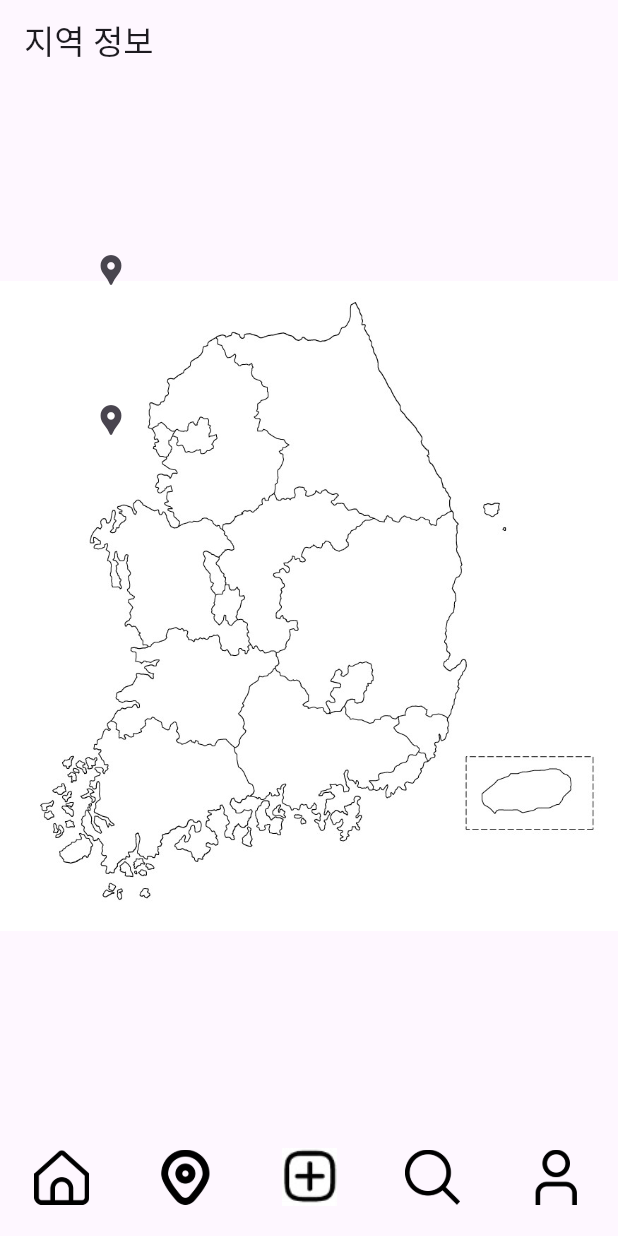
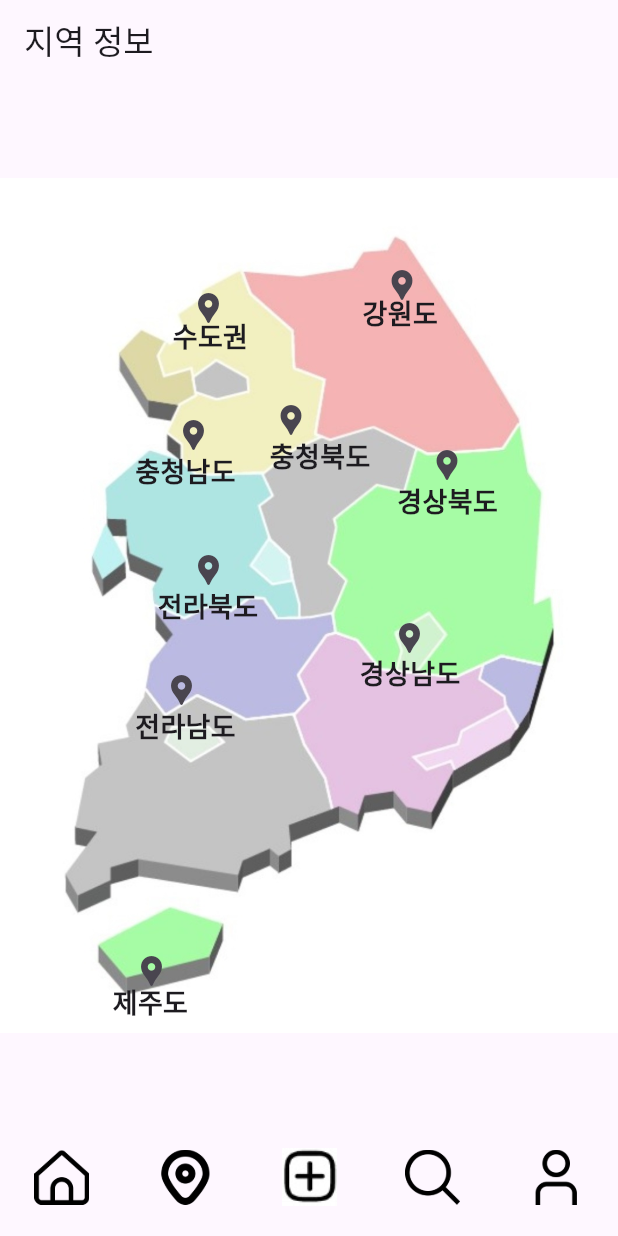
Before and after one commit to m01310g/Travel-Maker, a Flutter app: the screen it shows after launch, item 2 of the bottom bar chosen, on a phone screen of 412 x 824 dp. Run offline on Flutter 3.47's test engine with Material 3 defaults, Android fonts, the phone set to English and light mode, and no system bars; our stand-ins replace get, validators.

Commit message:
region info

```diff
--- a/lib/pages/region_info_page.dart
+++ b/lib/pages/region_info_page.dart
@@ -1,7 +1,10 @@
+import 'package:flutter/cupertino.dart';
 import 'package:flutter/material.dart';
+import 'package:flutter/widgets.dart';
 
 class RegioninfoPage extends StatelessWidget {
   const RegioninfoPage({super.key});
+
 
   @override
   Widget build(BuildContext context) {
@@ -13,34 +16,190 @@ class RegioninfoPage extends StatelessWidget {
         children: <Widget>[
           // 대한민국 지도 이미지
           Positioned.fill(
-            child: Image.asset('assets/images/korea_map.jpg',
+            child: Image.asset('assets/images/korea_map2.jpg',
               fit: BoxFit.contain,
             ),
           ),
-          // 각 지역 버튼 배치 예시
-          // 서울
+          // 수도권
           Positioned(
-            left: 50, // 실제 위치에 맞게 조정 필요
-            top: 100, // 실제 위치에 맞게 조정 필요
+            left: 115, // 실제 위치에 맞게 조정
+            top: 125, // 실제 위치에 맞게 조정
             child: IconButton(
               icon: Icon(Icons.location_pin),
               onPressed: () {
-                print('서울 클릭!');
+                print('수도권 클릭!');
               },
             ),
           ),
-          // 부산
+          // 수도권 이름
+            Positioned(
+              left: 115, // 실제 위치에 맞게 조정
+              top: 155, // 실제 위치에 맞게 조정
+              child: Text(
+                '수도권',
+                style: TextStyle(fontSize: 18, fontWeight: FontWeight.bold),
+              ),
+            ),
+          // 강원도
           Positioned(
-            left: 50, // 실제 위치에 맞게 조정 필요
-            top: 200, // 실제 위치에 맞게 조정 필요
+            right: 120, // 실제 위치에 맞게 조정
+            top: 110, // 실제 위치에 맞게 조정
             child: IconButton(
               icon: Icon(Icons.location_pin),
               onPressed: () {
-                print('부산 클릭!');
+                print('강원도 클릭!');
               },
             ),
           ),
-          // 추가 지역에 대한 버튼은 여기에 구현...
+          // 강원도 이름
+          Positioned(
+            right: 120, // 실제 위치에 맞게 조정
+            top: 140, // 실제 위치에 맞게 조정
+            child: Text(
+              '강원도',
+              style: TextStyle(fontSize: 18, fontWeight: FontWeight.bold),
+            ),
+          ),
+          // 충청북도
+          Positioned(
+            left: 170, // 실제 위치에 맞게 조정
+            top: 200, // 실제 위치에 맞게 조정
+            child: IconButton(
+              icon: Icon(Icons.location_pin),
+              onPressed: () {
+                print('충청북도 클릭!');
+              },
+            ),
+          ),
+          // 충청북도 이름
+          Positioned(
+            right: 165, // 실제 위치에 맞게 조정
+            top: 235, // 실제 위치에 맞게 조정
+            child: Text(
+              '충청북도',
+              style: TextStyle(fontSize: 18, fontWeight: FontWeight.bold),
+            ),
+          ),
+          // 충청남도
+          Positioned(
+            left: 105, // 실제 위치에 맞게 조정
+            top: 210, // 실제 위치에 맞게 조정
+            child: IconButton(
+              icon: Icon(Icons.location_pin),
+              onPressed: () {
+                print('충청남도 클릭!');
+              },
+            ),
+          ),
+          // 충청남도 이름
+          Positioned(
+            left: 90, // 실제 위치에 맞게 조정
+            top: 245, // 실제 위치에 맞게 조정
+            child: Text(
+              '충청남도',
+              style: TextStyle(fontSize: 18, fontWeight: FontWeight.bold),
+            ),
+          ),
+          // 전라북도
+          Positioned(
+            left: 115, // 실제 위치에 맞게 조정
+            top: 300, // 실제 위치에 맞게 조정
+            child: IconButton(
+              icon: Icon(Icons.location_pin),
+              onPressed: () {
+                print('전라북도 클릭!');
+              },
+            ),
+          ),
+          // 전라북도 이름
+          Positioned(
+            left: 105, // 실제 위치에 맞게 조정
+            top: 335, // 실제 위치에 맞게 조정
+            child: Text(
+              '전라북도',
+              style: TextStyle(fontSize: 18, fontWeight: FontWeight.bold),
+            ),
+          ),
+          // 전라남도
+          Positioned(
+            left: 97, // 실제 위치에 맞게 조정
+            top: 380, // 실제 위치에 맞게 조정
+            child: IconButton(
+              icon: Icon(Icons.location_pin),
+              onPressed: () {
+                print('전라남도 클릭!');
+              },
+            ),
+          ),
+          // 전라남도 이름
+          Positioned(
+            left: 90, // 실제 위치에 맞게 조정
+            top: 415, // 실제 위치에 맞게 조정
+            child: Text(
+              '전라남도',
+              style: TextStyle(fontSize: 18, fontWeight: FontWeight.bold),
+            ),
+          ),
+          // 경상북도
+          Positioned(
+            right: 90, // 실제 위치에 맞게 조정
+            top: 230, // 실제 위치에 맞게 조정
+            child: IconButton(
+              icon: Icon(Icons.location_pin),
+              onPressed: () {
+                print('경상북도 클릭!');
+              },
+            ),
+          ),
+          // 경상북도 이름
+          Positioned(
+            right: 80, // 실제 위치에 맞게 조정
+            top: 265, // 실제 위치에 맞게 조정
+            child: Text(
+              '경상북도',
+              style: TextStyle(fontSize: 18, fontWeight: FontWeight.bold),
+            ),
+          ),
+          // 경상남도
+          Positioned(
+            right: 115, // 실제 위치에 맞게 조정
+            top: 345, // 실제 위치에 맞게 조정
+            child: IconButton(
+              icon: Icon(Icons.location_pin),
+              onPressed: () {
+                print('경상남도 클릭!');
+              },
+            ),
+          ),
+          // 경상남도 이름
+          Positioned(
+            right: 105, // 실제 위치에 맞게 조정
+            top: 380, // 실제 위치에 맞게 조정
+            child: Text(
+              '경상남도',
+              style: TextStyle(fontSize: 18, fontWeight: FontWeight.bold),
+            ),
+          ),
+          // 제주도
+          Positioned(
+            left: 77, // 실제 위치에 맞게 조정
+            bottom: 80, // 실제 위치에 맞게 조정
+            child: IconButton(
+              icon: Icon(Icons.location_pin),
+              onPressed: () {
+                print('제주도 클릭!');
+              },
+            ),
+          ),
+          // 제주도 이름
+          Positioned(
+            left: 75, // 실제 위치에 맞게 조정
+            bottom: 70, // 실제 위치에 맞게 조정
+            child: Text(
+              '제주도',
+              style: TextStyle(fontSize: 18, fontWeight: FontWeight.bold),
+            ),
+          ),
         ],
       ),
     );
```
Also changed, not shown: assets/images/korea_map2.jpg (added).
